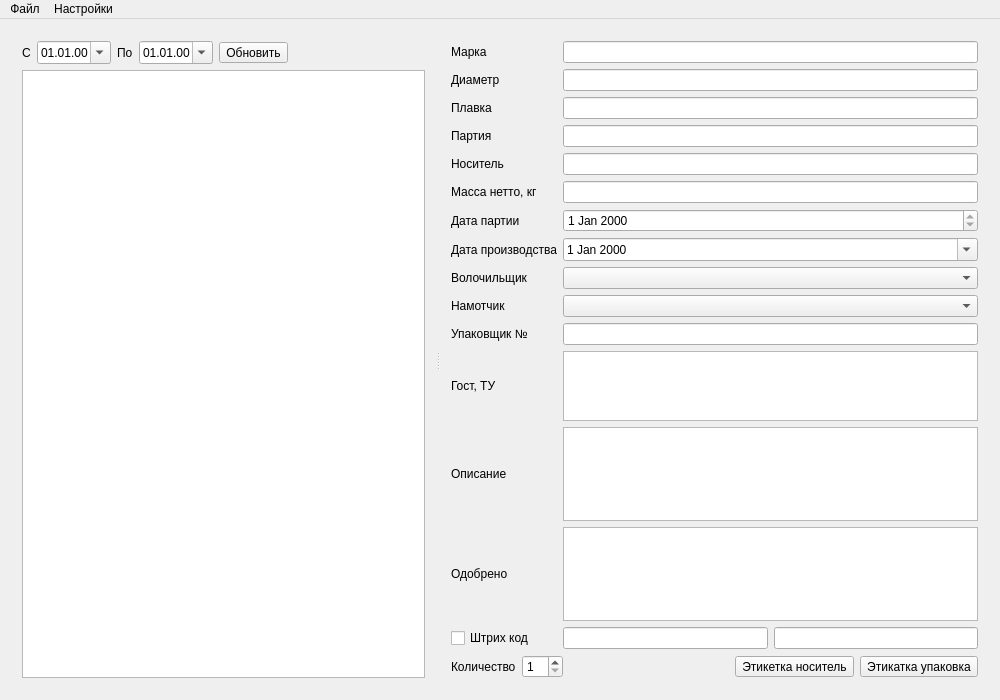
Sergeyego/label_tspl, file mainwindow.ui: the form before one commit.
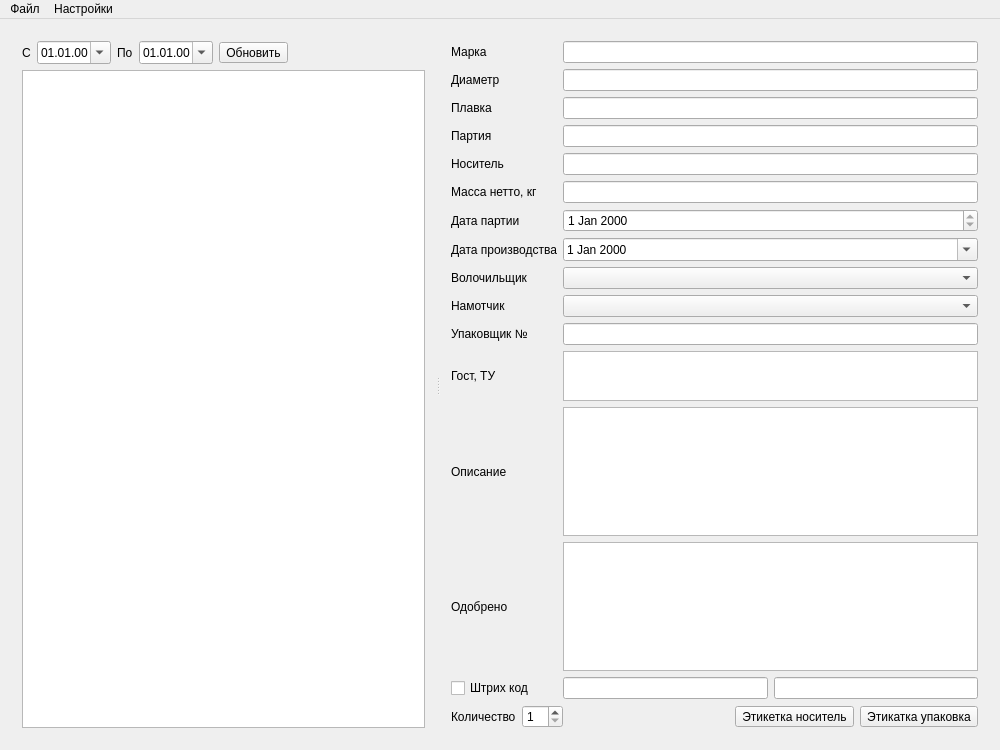
The form after the commit.

Patch:
```diff
--- a/mainwindow.ui
+++ b/mainwindow.ui
@@ -7,7 +7,7 @@
     <x>0</x>
     <y>0</y>
     <width>1000</width>
-    <height>700</height>
+    <height>750</height>
    </rect>
   </property>
   <property name="windowTitle">
@@ -20,7 +20,7 @@
       <property name="orientation">
        <enum>Qt::Horizontal</enum>
       </property>
-      <widget class="QWidget" name="">
+      <widget class="QWidget" name="layoutWidget">
        <layout class="QVBoxLayout" name="verticalLayout">
         <item>
          <layout class="QHBoxLayout" name="horizontalLayout">
@@ -98,7 +98,7 @@
         </item>
        </layout>
       </widget>
-      <widget class="QWidget" name="">
+      <widget class="QWidget" name="layoutWidget">
        <layout class="QVBoxLayout" name="verticalLayout_2">
         <item>
          <layout class="QGridLayout" name="gridLayout">
@@ -229,7 +229,7 @@
             <property name="maximumSize">
              <size>
               <width>16777215</width>
-              <height>100</height>
+              <height>50</height>
              </size>
             </property>
            </widget>
@@ -296,7 +296,11 @@
            </widget>
           </item>
           <item row="13" column="2" colspan="2">
-           <widget class="QTableView" name="tableViewOdobr"/>
+           <widget class="QTableView" name="tableViewOdobr">
+            <attribute name="verticalHeaderVisible">
+             <bool>false</bool>
+            </attribute>
+           </widget>
           </item>
          </layout>
         </item>
@@ -334,6 +338,9 @@
             <property name="text">
              <string>Этикетка носитель</string>
             </property>
+            <property name="toolButtonStyle">
+             <enum>Qt::ToolButtonTextBesideIcon</enum>
+            </property>
            </widget>
           </item>
           <item>
@@ -341,6 +348,9 @@
             <property name="text">
              <string>Этикатка упаковка</string>
             </property>
+            <property name="toolButtonStyle">
+             <enum>Qt::ToolButtonTextBesideIcon</enum>
+            </property>
            </widget>
           </item>
          </layout>
```
